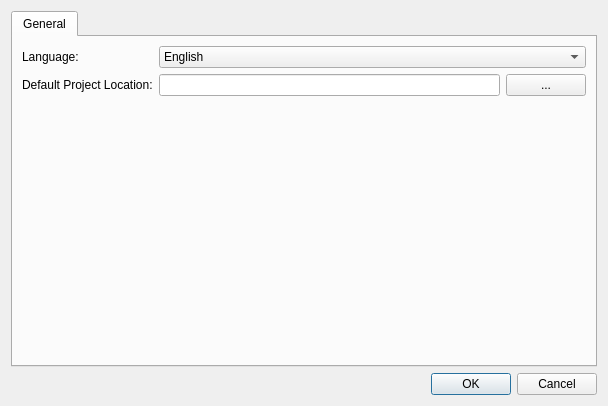
First picture: the form in Dialogs/DlgPreferences.ui, repository ma7t3/ScheduleMaster, before the edit.
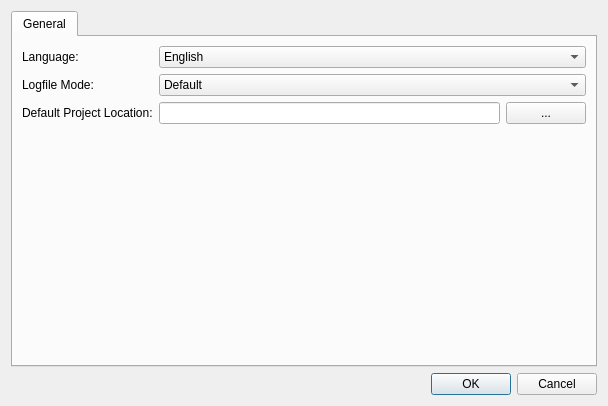
Second picture: the form after the edit.

Commit message: added logfile mode to DlgPreferences

```diff
--- a/Dialogs/DlgPreferences.ui
+++ b/Dialogs/DlgPreferences.ui
@@ -45,14 +45,14 @@
          </item>
         </widget>
        </item>
-       <item row="1" column="0">
+       <item row="2" column="0">
         <widget class="QLabel" name="label_2">
          <property name="text">
           <string>Default Project Location:</string>
          </property>
         </widget>
        </item>
-       <item row="1" column="1">
+       <item row="2" column="1">
         <layout class="QHBoxLayout" name="horizontalLayout">
          <item>
           <widget class="QLineEdit" name="leDefaultProjectLocation"/>
@@ -66,7 +66,7 @@
          </item>
         </layout>
        </item>
-       <item row="2" column="1">
+       <item row="3" column="1">
         <spacer name="verticalSpacer">
          <property name="orientation">
           <enum>Qt::Vertical</enum>
@@ -79,6 +79,40 @@
          </property>
         </spacer>
        </item>
+       <item row="1" column="0">
+        <widget class="QLabel" name="label_3">
+         <property name="text">
+          <string>Logfile Mode:</string>
+         </property>
+        </widget>
+       </item>
+       <item row="1" column="1">
+        <widget class="QComboBox" name="cbLogfileMode">
+         <property name="currentIndex">
+          <number>1</number>
+         </property>
+         <item>
+          <property name="text">
+           <string>No logging</string>
+          </property>
+         </item>
+         <item>
+          <property name="text">
+           <string>Default</string>
+          </property>
+         </item>
+         <item>
+          <property name="text">
+           <string>Debug</string>
+          </property>
+         </item>
+         <item>
+          <property name="text">
+           <string>Detailed Debug</string>
+          </property>
+         </item>
+        </widget>
+       </item>
       </layout>
      </widget>
     </widget>
```
The commit also changes 1 other file.
